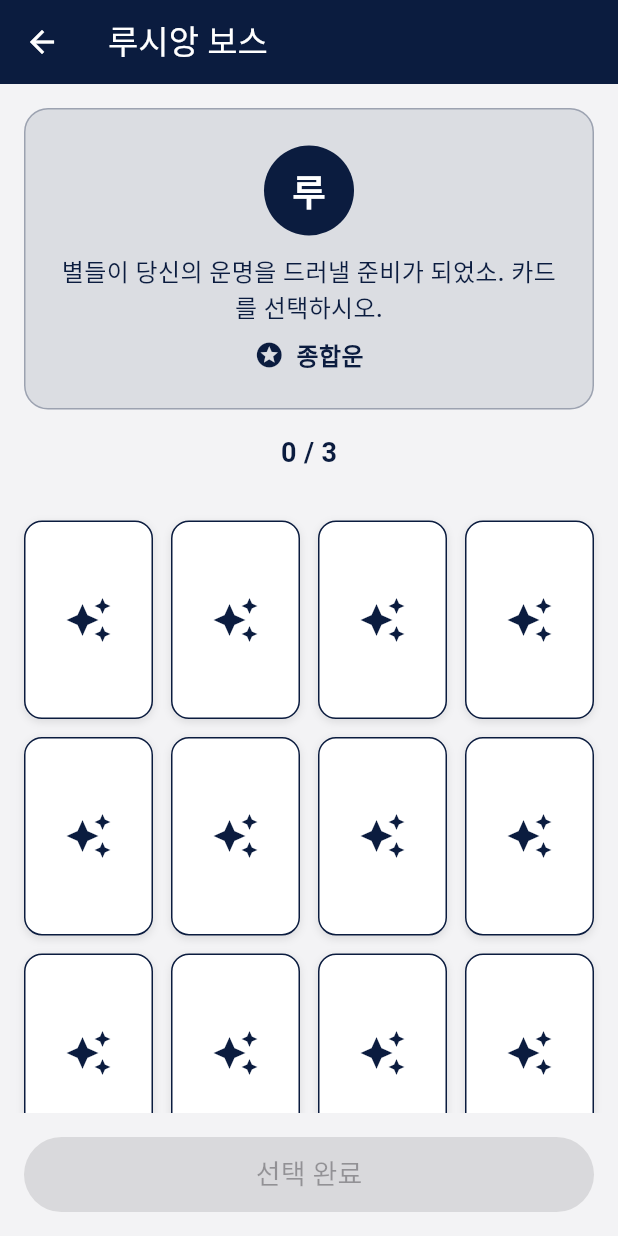
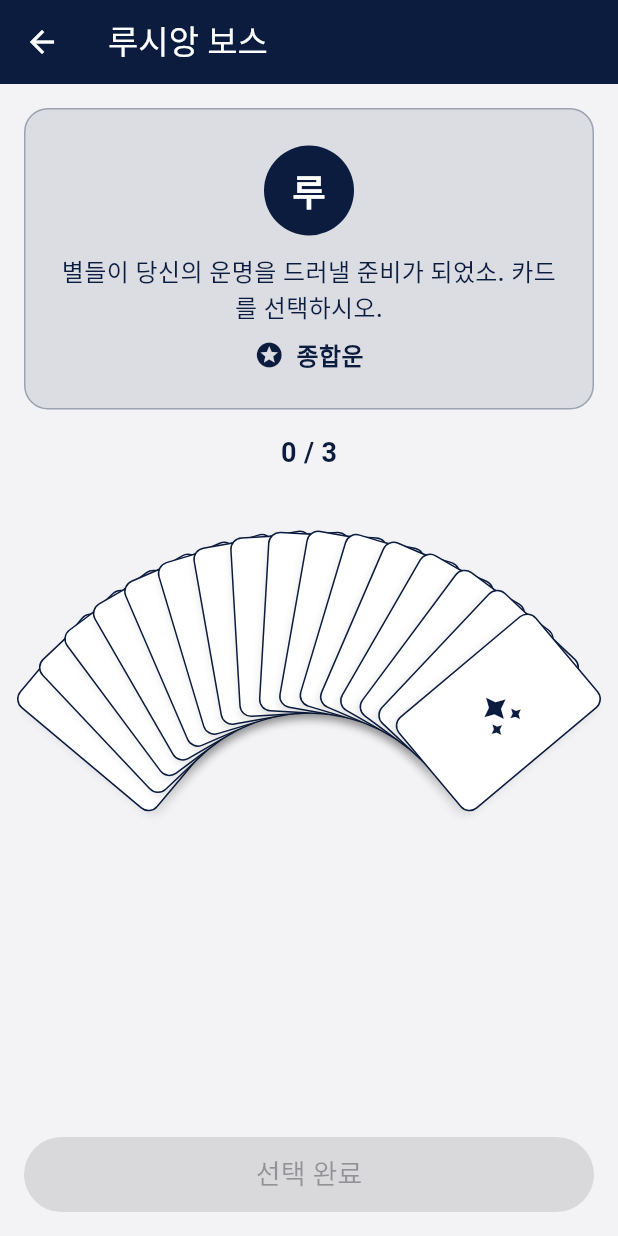
Before and after one commit to leekm-km/AI-Taro, a Flutter app: the CardSelectionPage screen opened directly with sample values from the repository, on a phone screen of 412 x 824 dp. Run offline on Flutter 3.47's test engine with Material 3 defaults, Android fonts, the phone set to English and light mode, and no system bars.

Commit message:
Improve fortune category selection screen design and layout
Refactor FortuneCategoryPage to use a horizontal row layout for categories, replacing the previous GridView. Implement custom card designs with gradients and borders, and adjust spacing for a more visually appealing presentation.

Replit-Commit-Author: Agent
Replit-Commit-Session-Id: a64f1db6-b8c9-464f-8edd-7bb9b69f23df
Replit-Commit-Checkpoint-Type: intermediate_checkpoint
Replit-Commit-Screenshot-Url: https://storage.googleapis.com/screenshot-production-us-central1/62c39bb5-4ec1-4714-9d30-67a74f025606/a64f1db6-b8c9-464f-8edd-7bb9b69f23df/l1CRxbn

```diff
--- a/ai_taro_oppa/lib/main.dart
+++ b/ai_taro_oppa/lib/main.dart
@@ -328,20 +328,15 @@ class FortuneCategoryPage extends StatelessWidget {
               ),
             ),
           ),
-          const SizedBox(height: 16),
-          Expanded(
-            child: GridView.builder(
-              padding: const EdgeInsets.all(16),
-              gridDelegate: const SliverGridDelegateWithFixedCrossAxisCount(
-                crossAxisCount: 2,
-                childAspectRatio: 1.2,
-                crossAxisSpacing: 12,
-                mainAxisSpacing: 12,
-              ),
-              itemCount: fortuneCategories.length,
-              itemBuilder: (context, index) {
-                final category = fortuneCategories[index];
-                return InkWell(
+          const SizedBox(height: 24),
+          Padding(
+            padding: const EdgeInsets.symmetric(horizontal: 8),
+            child: Row(
+              children: fortuneCategories.map((category) {
+                return Expanded(
+                  child: Padding(
+                    padding: const EdgeInsets.symmetric(horizontal: 4),
+                    child: InkWell(
                       onTap: () {
                         Navigator.of(context).push(
                           MaterialPageRoute(
@@ -353,47 +348,62 @@ class FortuneCategoryPage extends StatelessWidget {
                           ),
                         );
                       },
-                  child: Card(
-                    elevation: 4,
-                    shape: RoundedRectangleBorder(
                       borderRadius: BorderRadius.circular(16),
-                    ),
                       child: Container(
+                        padding: const EdgeInsets.symmetric(vertical: 10, horizontal: 4),
                         decoration: BoxDecoration(
                           borderRadius: BorderRadius.circular(16),
                           gradient: LinearGradient(
-                          begin: Alignment.topLeft,
-                          end: Alignment.bottomRight,
+                            begin: Alignment.topCenter,
+                            end: Alignment.bottomCenter,
                             colors: [
-                            persona.color.withOpacity(0.1),
-                            persona.color.withOpacity(0.05),
+                              persona.color.withOpacity(0.15),
+                              persona.color.withOpacity(0.08),
                             ],
                           ),
+                          border: Border.all(
+                            color: persona.color.withOpacity(0.3),
+                            width: 2,
+                          ),
+                          boxShadow: [
+                            BoxShadow(
+                              color: persona.color.withOpacity(0.1),
+                              blurRadius: 6,
+                              offset: const Offset(0, 3),
+                            ),
+                          ],
                         ),
                         child: Column(
-                        mainAxisAlignment: MainAxisAlignment.center,
+                          mainAxisSize: MainAxisSize.min,
                           children: [
                             Icon(
                               category.icon,
-                            size: 48,
+                              size: 24,
                               color: persona.color,
                             ),
-                          const SizedBox(height: 12),
+                            const SizedBox(height: 4),
                             Text(
                               category.getName(language),
-                            style: theme.textTheme.titleMedium?.copyWith(
+                              textAlign: TextAlign.center,
+                              style: TextStyle(
+                                fontSize: 10,
                                 fontWeight: FontWeight.bold,
                                 color: persona.color,
+                                height: 1.1,
                               ),
+                              maxLines: 2,
+                              overflow: TextOverflow.ellipsis,
                             ),
                           ],
                         ),
                       ),
                     ),
+                  ),
                 );
-              },
+              }).toList(),
             ),
           ),
+          const Spacer(),
         ],
       ),
     );
@@ -571,6 +581,7 @@ class _CardSelectionPageState extends State<CardSelectionPage>
   late AnimationController _animationController;
   final Set<int> _selectedIndices = {};
   final int _cardsToSelect = 3;
+  int? _hoveredIndex;
 
   List<TarotCard> _allCards = [];
   List<TarotCard> _shuffledDeck = [];
@@ -767,19 +778,21 @@ class _CardSelectionPageState extends State<CardSelectionPage>
             ),
           ),
 
-          const SizedBox(height: 16),
+          const SizedBox(height: 24),
 
           Expanded(
-            child: GridView.builder(
-              padding: const EdgeInsets.all(16),
-              gridDelegate: const SliverGridDelegateWithFixedCrossAxisCount(
-                crossAxisCount: 4,
-                childAspectRatio: 0.65,
-                crossAxisSpacing: 12,
-                mainAxisSpacing: 12,
-              ),
-              itemCount: _displayedCards.length,
-              itemBuilder: (context, index) {
+            child: Center(
+              child: LayoutBuilder(
+                builder: (context, constraints) {
+                  final cardWidth = 80.0;
+                  final cardHeight = 120.0;
+                  final totalCards = _displayedCards.length;
+                  final maxAngle = 50.0;
+                  final angleStep = (maxAngle * 2) / (totalCards - 1);
+
+                  return Stack(
+                    clipBehavior: Clip.none,
+                    children: List.generate(totalCards, (index) {
                       final delay = index * 0.04;
                       final intervalEnd = (delay + 0.3).clamp(0.0, 1.0);
                       final animation = Tween<double>(begin: 0.0, end: 1.0).animate(
@@ -793,56 +806,88 @@ class _CardSelectionPageState extends State<CardSelectionPage>
                         ),
                       );
 
+                      final angle = -maxAngle + (index * angleStep);
+                      final radians = angle * (3.14159 / 180);
+                      final radius = constraints.maxWidth * 0.4;
+
+                      final x = (constraints.maxWidth / 2) + (radius * sin(radians)) - (cardWidth / 2);
+                      final y = (constraints.maxHeight * 0.6) - (radius * cos(radians)) - (cardHeight / 2);
+
+                      final isHovered = _hoveredIndex == index;
+                      final isSelected = _selectedIndices.contains(index);
+
                       return AnimatedBuilder(
                         animation: animation,
                         builder: (context, child) {
                           final scale = animation.value;
                           final opacity = animation.value;
 
-                    return Transform.scale(
+                          return Positioned(
+                            left: x,
+                            top: y,
+                            child: Transform.scale(
                               scale: scale,
                               child: Opacity(
                                 opacity: opacity,
                                 child: child,
                               ),
+                            ),
                           );
                         },
+                        child: MouseRegion(
+                          onEnter: (_) => setState(() => _hoveredIndex = index),
+                          onExit: (_) => setState(() => _hoveredIndex = null),
                           child: GestureDetector(
                             onTap: () => _toggleCard(index),
+                            child: Transform.rotate(
+                              angle: radians,
                               child: AnimatedContainer(
-                      duration: const Duration(milliseconds: 300),
+                                duration: const Duration(milliseconds: 200),
+                                margin: EdgeInsets.only(
+                                  bottom: isHovered && !isSelected ? 15.0 : 0.0,
+                                ),
+                                width: cardWidth,
+                                height: cardHeight,
                                 decoration: BoxDecoration(
-                        color: _selectedIndices.contains(index)
+                                  color: isSelected
                                       ? widget.persona.color
                                       : Colors.white,
-                        borderRadius: BorderRadius.circular(12),
+                                  borderRadius: BorderRadius.circular(8),
                                   border: Border.all(
                                     color: widget.persona.color,
-                          width: _selectedIndices.contains(index) ? 3 : 1,
+                                    width: isSelected ? 3 : (isHovered ? 2 : 1),
                                   ),
                                   boxShadow: [
                                     BoxShadow(
-                            color: _selectedIndices.contains(index)
-                                ? widget.persona.color.withOpacity(0.4)
-                                : Colors.black.withOpacity(0.1),
-                            blurRadius: _selectedIndices.contains(index) ? 8 : 4,
-                            offset: const Offset(0, 2),
+                                      color: isSelected
+                                          ? widget.persona.color.withOpacity(0.5)
+                                          : (isHovered
+                                              ? widget.persona.color.withOpacity(0.3)
+                                              : Colors.black.withOpacity(0.1)),
+                                      blurRadius: isSelected ? 12 : (isHovered ? 10 : 4),
+                                      offset: const Offset(0, 4),
+                                      spreadRadius: isSelected ? 2 : 0,
                                     ),
                                   ],
                                 ),
                                 child: Center(
                                   child: Icon(
                                     Icons.auto_awesome,
-                          color: _selectedIndices.contains(index)
+                                    color: isSelected
                                         ? Colors.white
                                         : widget.persona.color,
-                          size: 32,
+                                    size: 28,
+                                  ),
+                                ),
                               ),
                             ),
                           ),
                         ),
                       );
+                    }),
+                  );
                 },
+              ),
             ),
           ),
 
```
Lines whose indentation alone changed are shown as unchanged.
